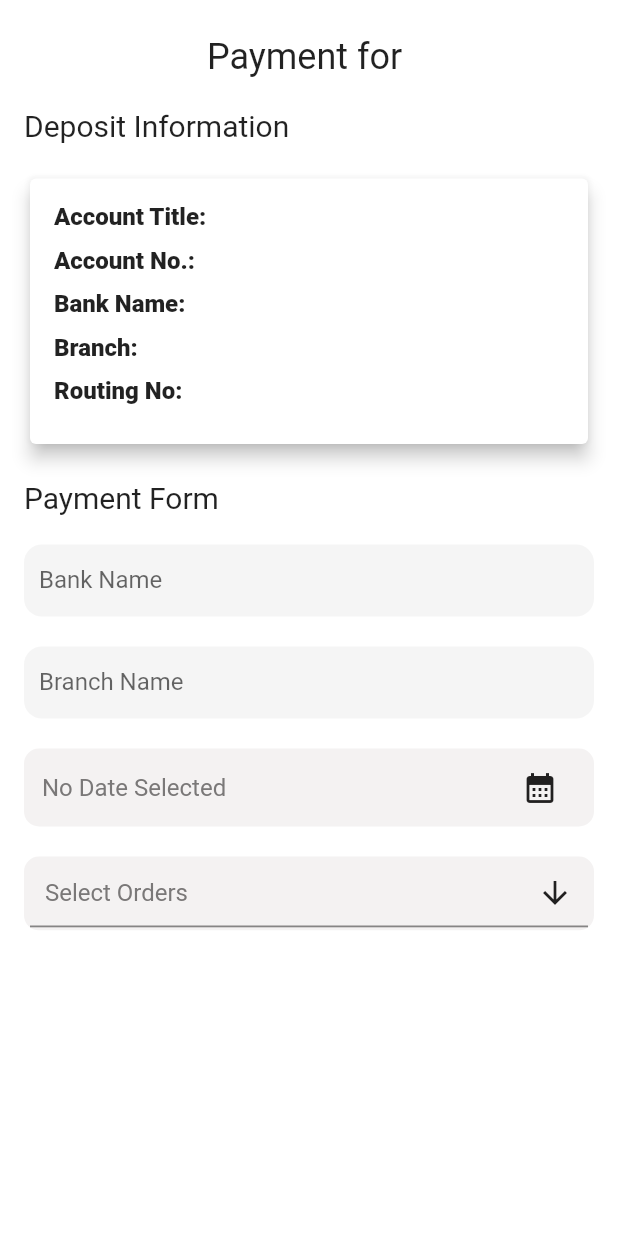
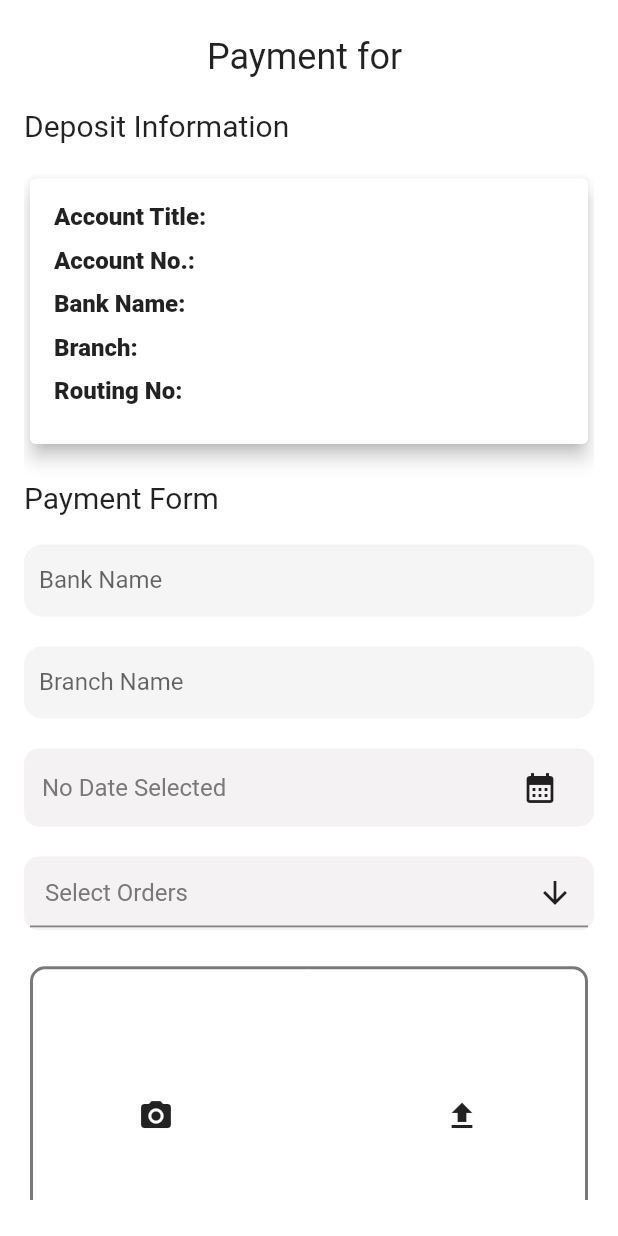
Before and after one commit to Ananism17/ecommerce-app, a Flutter app: the MakePayment screen opened directly with empty values, on a phone screen of 412 x 824 dp. Run offline on Flutter 3.47's test engine with Material 2 defaults, Android fonts, the phone set to English and light mode, and no system bars; drawn by our look-alikes of multi_select_flutter; our stand-ins replace animated_bottom_navigation_bar, card_swiper, fancy_shimmer_image, image_picker, loading_animation_widget, shared_preferences and 2 more; missing offline and left inert: dynamic_height_grid_view; accounts and stored records are empty; network calls fail.

Commit message:
Added UI for image upload

```diff
--- a/lib/constants/app_constants.dart
+++ b/lib/constants/app_constants.dart
@@ -46,8 +46,8 @@ class AppConstants {
     CategoryModel(
       id: "microwave",
       name: "Microwave",
-      image: AssetManager.ovenLogoImagePath,
-      imageDark: AssetManager.ovenLogoLightImagePath,
+      image: AssetManager.testLogo,
+      imageDark: AssetManager.testLogo,
     ),
   ];
 
--- a/lib/screens/payments/make_payment.dart
+++ b/lib/screens/payments/make_payment.dart
@@ -8,6 +8,7 @@ import 'package:ecommerce_app/services/date_formatter.dart';
 import 'package:ecommerce_app/widgets/subtitle_text.dart';
 import 'package:ecommerce_app/widgets/title_text.dart';
 import 'package:flutter/material.dart';
+import 'package:image_picker/image_picker.dart';
 import 'package:multi_select_flutter/multi_select_flutter.dart';
 import 'package:provider/provider.dart';
 
@@ -147,7 +148,44 @@ class _MakePaymentState extends State<MakePayment> {
     });
   }
 
+  File? _selectedImage;
 
+  void _takePicture() async {
+    final imagePicker = ImagePicker();
+    final pickedImage =
+        await imagePicker.pickImage(source: ImageSource.camera, maxWidth: 600);
+
+    if (pickedImage == null) {
+      return;
+    }
+
+    setState(() {
+      _selectedImage = File(pickedImage.path);
+    });
+
+    // List<int> imageBytes = _selectedImage!.readAsBytesSync();
+    // String base64Image = base64Encode(imageBytes);
+  }
+
+  void _pickImage() async {
+    final imagePicker = ImagePicker();
+    final pickedFile = await imagePicker.pickImage(
+      source: ImageSource.gallery,
+      maxWidth: 600,
+    );
+
+    if (pickedFile != null) {
+      setState(() {
+        _selectedImage = File(pickedFile.path);
+      });
+
+      // Convert the image to a base64 string
+      List<int> imageBytes = _selectedImage!.readAsBytesSync();
+      String base64Image = base64Encode(imageBytes);
+
+      print(base64Image);
+    }
+  }
 
   @override
   void dispose() {
@@ -166,6 +204,36 @@ class _MakePaymentState extends State<MakePayment> {
       orderList = ordersCE;
     } else {
       orderList = ordersDevice;
+    }
+
+    Widget content = Row(
+      mainAxisAlignment: MainAxisAlignment.spaceEvenly,
+      children: [
+        IconButton(
+          onPressed: _takePicture,
+          icon: const Icon(Icons.camera_alt),
+        ),
+        const VerticalDivider(
+          width: 40,
+          color: Colors.white,
+        ),
+        IconButton(
+          onPressed: _pickImage,
+          icon: const Icon(Icons.file_upload),
+        ),
+      ],
+    );
+
+    if (_selectedImage != null) {
+      content = GestureDetector(
+        onTap: _takePicture,
+        child: Image.file(
+          _selectedImage!,
+          fit: BoxFit.cover,
+          width: double.infinity,
+          height: double.infinity,
+        ),
+      );
     }
 
     return GestureDetector(
@@ -444,8 +512,32 @@ class _MakePaymentState extends State<MakePayment> {
                         .toList(),
                     listType: MultiSelectListType.CHIP,
                     onConfirm: (values) {
-                      selectedValues = values as List<String>;
+                      if (values is List<String>) {
+                        selectedValues = values;
+                      } else {
+                        selectedValues = [];
+                      }
                     },
+                  ),
+                ),
+                const SizedBox(
+                  height: 20,
+                ),
+                Padding(
+                  padding: const EdgeInsets.all(4.0),
+                  child: Container(
+                    decoration: BoxDecoration(
+                      border: Border.all(
+                        width: 2,
+                        color: const Color.fromARGB(255, 122, 120, 120),
+                      ),
+                      borderRadius: const BorderRadius.all(
+                        Radius.circular(10),
+                      ),
+                    ),
+                    height: 200,
+                    width: double.infinity,
+                    child: content,
                   ),
                 ),
               ],
--- a/lib/services/assets_manager.dart
+++ b/lib/services/assets_manager.dart
@@ -28,6 +28,7 @@ class AssetManager {
   static String acLogoLightImagePath = "assets/images/ac_logo_light.png";
   static String ovenLogoImagePath = "assets/images/oven_logo.png";
   static String ovenLogoLightImagePath = "assets/images/oven_logo_light.png";
+  static String testLogo = "assets/images/sa-2U.png";
 
   //profile-logos
   static String themeLogoImagePath = "assets/images/theme_logo.png";
```
Also changed, not shown: lib/screens/login_screen.dart (+14 -8 lines), assets/images/background_2.jpg (added), assets/images/sa-2.png (added), assets/images/sa-2U.png (added).
